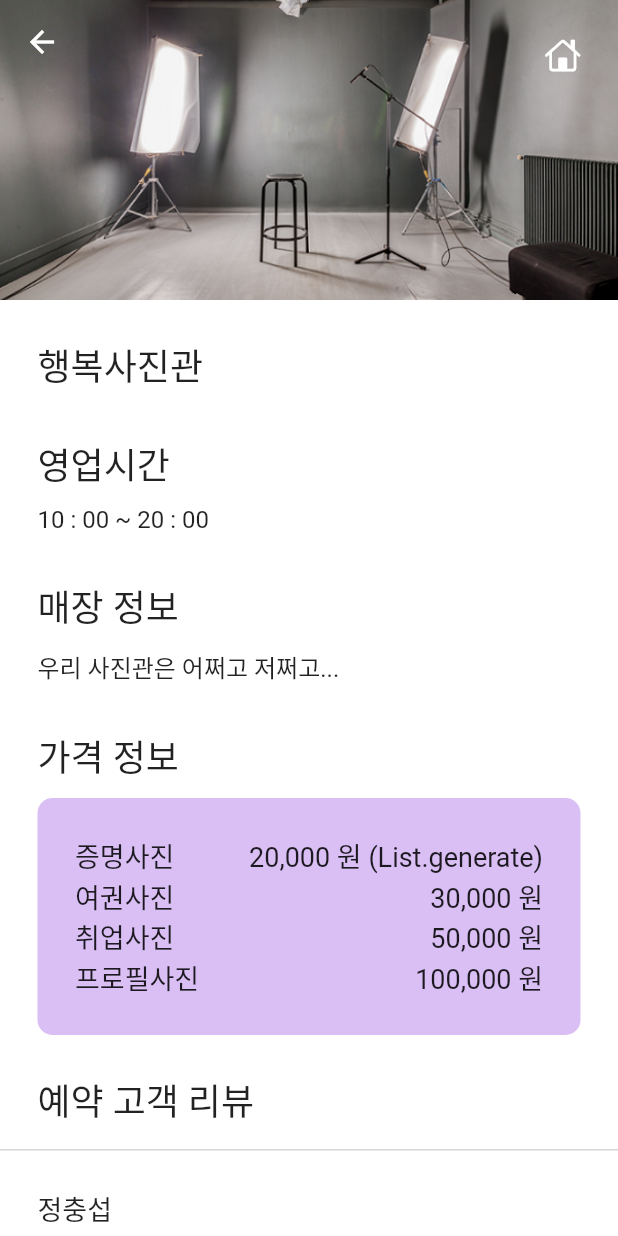
After one commit to jungchungsub/Picture_project_front, a Flutter app: the screen it shows after launch, after a tap on "가게 이름", on a phone screen of 412 x 824 dp. The commit adds this screen. Run offline on Flutter 3.47's test engine with Material 2 defaults, Android fonts, the phone set to English and light mode, and no system bars; our stand-ins replace get.

Commit message:
사진관 정보 페이지 완료

```diff
--- a/lib/constants.dart
+++ b/lib/constants.dart
@@ -4,3 +4,5 @@ const gMainColor = Color(0xFFB275E8);
 const gSecondColor = Color(0xFFDABFF5);
 const gThirdColor = Color(0xFFE8D0FF);
 const gButtonColor = Color(0xFFBC70FF);
+
+const gDividerColor = Color(0xFFD6D6D6);
--- a/lib/main.dart
+++ b/lib/main.dart
@@ -1,8 +1,9 @@
 import 'package:flutter/material.dart';
+import 'package:get/get.dart';
 import 'package:picture_project/view/main/pages.dart';
 
 void main() {
-  runApp(const MyApp());
+  runApp(const GetMaterialApp(home: MyApp()));
 }
 
 class MyApp extends StatelessWidget {
@@ -12,10 +13,8 @@ class MyApp extends StatelessWidget {
   Widget build(BuildContext context) {
     return MaterialApp(
       debugShowCheckedModeBanner: false,
-      home: Scaffold(
-        backgroundColor: Colors.greenAccent,
-        body: HomePage(),
-      ),
+      theme: ThemeData(scaffoldBackgroundColor: Colors.white),
+      home: HomePage(),
     );
   }
 }
--- a/lib/size.dart
+++ b/lib/size.dart
@@ -9,3 +9,7 @@ const double gap_s = 5;
 double getScreenWidth(BuildContext context) {
   return MediaQuery.of(context).size.width;
 }
+
+double getScreenHeight(BuildContext context) {
+  return MediaQuery.of(context).size.height;
+}
--- a/lib/view/main/home_page.dart
+++ b/lib/view/main/home_page.dart
@@ -27,7 +27,6 @@ class _HomePageState extends State<HomePage> {
   @override
   Widget build(BuildContext context) {
     return Scaffold(
-      backgroundColor: Colors.white,
       body: IndexedStack(
         index: _selectedIndex,
         children: [
--- a/lib/view/main/main_page.dart
+++ b/lib/view/main/main_page.dart
@@ -1,7 +1,9 @@
 import 'package:flutter/cupertino.dart';
 import 'package:flutter/material.dart';
+import 'package:get/get.dart';
 import 'package:picture_project/constants.dart';
 import 'package:picture_project/view/components/components.dart';
+import 'package:picture_project/view/main/pages.dart';
 
 class MainPage extends StatelessWidget {
   const MainPage({Key? key}) : super(key: key);
@@ -94,12 +96,17 @@ class MainPage extends StatelessWidget {
   }
 
   Widget photoStore() {
-    return Column(
-      mainAxisAlignment: MainAxisAlignment.spaceBetween,
-      children: [
-        Container(color: gSecondColor, height: 72),
-        Container(color: gThirdColor, child: const Text('가게 이름')),
-      ],
+    return InkWell(
+      onTap: () {
+        Get.to(StoreInfoPage());
+      },
+      child: Column(
+        mainAxisAlignment: MainAxisAlignment.spaceBetween,
+        children: [
+          Container(color: gSecondColor, height: 72),
+          Container(color: gThirdColor, child: const Text('가게 이름')),
+        ],
+      ),
     );
   }
 }
--- a/lib/view/main/pages.dart
+++ b/lib/view/main/pages.dart
@@ -2,3 +2,4 @@ export 'home_page.dart';
 export 'main_page.dart';
 export 'my_near_photo_page.dart';
 export 'reservation_page.dart';
+export 'store_info_page.dart';
--- /dev/null
+++ b/lib/view/main/store_info_page.dart
@@ -0,0 +1,270 @@
+import 'package:flutter/cupertino.dart';
+import 'package:flutter/material.dart';
+import 'package:get/get.dart';
+import 'package:picture_project/constants.dart';
+import 'package:picture_project/size.dart';
+import 'pages.dart';
+
+class StoreInfoPage extends StatelessWidget {
+  const StoreInfoPage({Key? key}) : super(key: key);
+
+  @override
+  Widget build(BuildContext context) {
+    return Scaffold(
+      backgroundColor: Colors.white,
+      body: SizedBox(
+        width: getScreenWidth(context),
+        height: getScreenHeight(context),
+        child: CustomScrollView(
+          scrollDirection: Axis.vertical,
+          slivers: [
+            buildSliverAppbar(),
+            buildStoreDetail(),
+            buildStoreReview(),
+            buildButton(),
+          ],
+        ),
+      ),
+    );
+  }
+
+  Widget buildSliverAppbar() {
+    return SliverAppBar(
+      backgroundColor: Colors.white,
+      elevation: 0,
+      pinned: false,
+      expandedHeight: 200,
+      flexibleSpace: FlexibleSpaceBar(
+        background: Image.asset(
+          'assets/사진관.jpg',
+          fit: BoxFit.cover,
+        ),
+      ),
+      actions: [
+        InkWell(
+          onTap: () {
+            Get.to(const HomePage());
+          },
+          child: const Padding(
+            padding: EdgeInsets.all(25),
+            child: Icon(CupertinoIcons.home),
+          ),
+        )
+      ],
+    );
+  }
+
+  Widget buildStoreDetail() {
+    return SliverPadding(
+      padding: const EdgeInsets.all(25),
+      sliver: SliverList(
+        delegate: SliverChildListDelegate(
+          // List<Widget>
+          [
+            const Text('행복사진관', style: TextStyle(fontSize: 24)),
+            const SizedBox(height: 30),
+            const Text('영업시간', style: TextStyle(fontSize: 24)),
+            const SizedBox(height: 10),
+            const Text('10 : 00 ~ 20 : 00', style: TextStyle(fontSize: 16)),
+            const SizedBox(height: 30),
+            const Text('매장 정보', style: TextStyle(fontSize: 24)),
+            const SizedBox(height: 10),
+            buildStoreIntro(),
+            const SizedBox(height: 30),
+            const Text('가격 정보', style: TextStyle(fontSize: 24)),
+            const SizedBox(height: 10),
+            buildPrice(),
+          ],
+        ),
+      ),
+    );
+  }
+
+  Widget buildPrice() {
+    return Container(
+      padding: const EdgeInsets.all(25),
+      decoration: BoxDecoration(
+        borderRadius: BorderRadius.circular(10),
+        color: gSecondColor,
+      ),
+      child: Column(
+        crossAxisAlignment: CrossAxisAlignment.stretch,
+        children: [
+          Row(
+            mainAxisAlignment: MainAxisAlignment.spaceBetween,
+            children: [
+              const Text('증명사진', style: TextStyle(fontSize: 18)),
+              const Text('20,000 원 (List.generate)', style: TextStyle(fontSize: 18)),
+            ],
+          ),
+          Row(
+            mainAxisAlignment: MainAxisAlignment.spaceBetween,
+            children: [
+              const Text('여권사진', style: TextStyle(fontSize: 18)),
+              const Text('30,000 원', style: TextStyle(fontSize: 18)),
+            ],
+          ),
+          Row(
+            mainAxisAlignment: MainAxisAlignment.spaceBetween,
+            children: [
+              const Text('취업사진', style: TextStyle(fontSize: 18)),
+              const Text('50,000 원', style: TextStyle(fontSize: 18)),
+            ],
+          ),
+          Row(
+            mainAxisAlignment: MainAxisAlignment.spaceBetween,
+            children: [
+              const Text('프로필사진', style: TextStyle(fontSize: 18)),
+              const Text('100,000 원', style: TextStyle(fontSize: 18)),
+            ],
+          ),
+        ],
+      ),
+    );
+  }
+
+  Widget buildStoreIntro() {
+    return const Text(
+      '우리 사진관은 어쩌고 저쩌고...',
+      style: TextStyle(fontSize: 16),
+    );
+  }
+
+  buildStoreReview() {
+    return SliverList(
+      delegate: SliverChildListDelegate(
+        // List<Widget>
+        [
+          Padding(
+            padding: const EdgeInsets.symmetric(horizontal: 25),
+            child: const Text('예약 고객 리뷰', style: TextStyle(fontSize: 24)),
+          ),
+          const SizedBox(height: 15),
+          Column(
+            crossAxisAlignment: CrossAxisAlignment.stretch,
+            children: [
+              const Divider(
+                height: 1,
+                thickness: 1,
+                color: gDividerColor,
+              ),
+              Padding(
+                padding: const EdgeInsets.all(25),
+                child: Column(
+                  crossAxisAlignment: CrossAxisAlignment.stretch,
+                  children: [
+                    const Text(
+                      '정충섭',
+                      style: TextStyle(fontSize: 18),
+                    ),
+                    const SizedBox(height: 10),
+                    const Text(
+                      '이집 잘하네 (List.generate)',
+                      style: TextStyle(fontSize: 18),
+                    ),
+                  ],
+                ),
+              ),
+            ],
+          ), // 여기까지 list 한개
+          Column(
+            crossAxisAlignment: CrossAxisAlignment.stretch,
+            children: [
+              const Divider(
+                height: 1,
+                thickness: 1,
+                color: gDividerColor,
+              ),
+              Padding(
+                padding: const EdgeInsets.all(25),
+                child: Column(
+                  crossAxisAlignment: CrossAxisAlignment.stretch,
+                  children: [
+                    const Text(
+                      '정충섭',
+                      style: TextStyle(fontSize: 18),
+                    ),
+                    const SizedBox(height: 10),
+                    const Text(
+                      '이집 잘하네 (List.generate)',
+                      style: TextStyle(fontSize: 18),
+                    ),
+                  ],
+                ),
+              ),
+            ],
+          ), // 여기까지 list 한개
+          Column(
+            crossAxisAlignment: CrossAxisAlignment.stretch,
+            children: [
+              const Divider(
+                height: 1,
+                thickness: 1,
+                color: gDividerColor,
+              ),
+              Padding(
+                padding: const EdgeInsets.all(25),
+                child: Column(
+                  crossAxisAlignment: CrossAxisAlignment.stretch,
+                  children: [
+                    const Text(
+                      '정충섭',
+                      style: TextStyle(fontSize: 18),
+                    ),
+                    const SizedBox(height: 10),
+                    const Text(
+                      '이집 잘하네 (List.generate)',
+                      style: TextStyle(fontSize: 18),
+                    ),
+                  ],
+                ),
+              ),
+            ],
+          ), // 여기까지 list 한개
+        ],
+      ),
+    );
+  }
+
+  buildButton() {
+    return SliverToBoxAdapter(
+      child: Padding(
+        padding: const EdgeInsets.all(25),
+        child: SizedBox(
+          height: 60,
+          child: Row(
+            mainAxisAlignment: MainAxisAlignment.spaceBetween,
+            children: [
+              Flexible(
+                flex: 4,
+                child: Container(
+                  decoration: BoxDecoration(
+                    borderRadius: BorderRadius.circular(8),
+                    color: gMainColor,
+                  ),
+                  child: Center(
+                    child: Text(
+                      '예약하기',
+                      style: TextStyle(color: Colors.white, fontSize: 26),
+                    ),
+                  ),
+                ),
+              ),
+              SizedBox(width: 25),
+              Flexible(
+                flex: 1,
+                child: Container(
+                  decoration: BoxDecoration(
+                    borderRadius: BorderRadius.circular(5),
+                    border: Border.all(width: 2),
+                  ),
+                  child: Center(child: Icon(CupertinoIcons.heart, size: 33)),
+                ),
+              ),
+            ],
+          ),
+        ),
+      ),
+    );
+  }
+}
--- a/pubspec.yaml
+++ b/pubspec.yaml
@@ -59,9 +59,8 @@ flutter:
   uses-material-design: true
 
   # To add assets to your application, add an assets section, like this:
-  # assets:
-  #   - images/a_dot_burr.jpeg
-  #   - images/a_dot_ham.jpeg
+  assets:
+    - assets/
 
   # An image asset can refer to one or more resolution-specific "variants", see
   # https://flutter.dev/assets-and-images/#resolution-aware
```
Also changed, not shown: assets/사진관.jpg (added).
